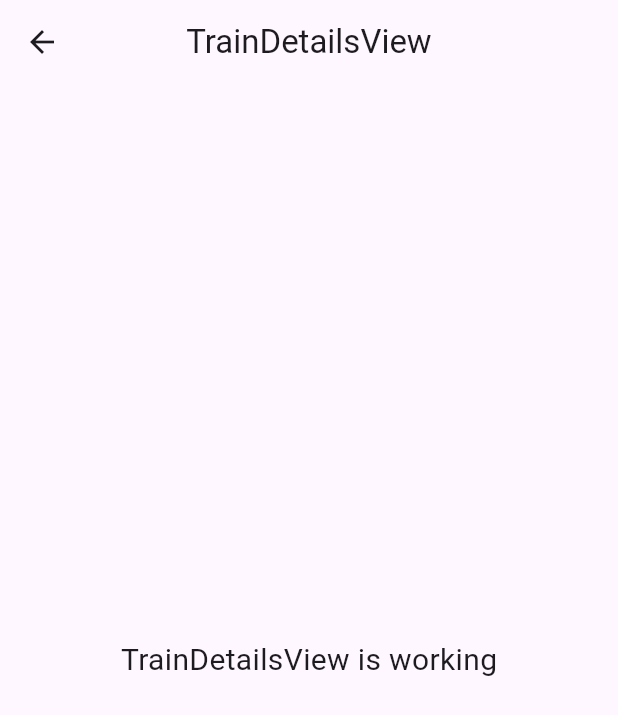
After one commit to mzahin01/tc, a Flutter app: the TrainDetailsView screen opened by its route, on a phone screen of 412 x 824 dp. The commit adds this screen. Shown: the top 715 px of the screen. Run offline on Flutter 3.47's test engine with Material 3 defaults, Android fonts, the phone set to English and light mode, and no system bars; our stand-ins replace cached_network_image, flutter_screenutil, flutter_svg, get, lottie.

Commit message:
added page, just work nowww

```diff
--- /dev/null
+++ b/lib/app/modules/train_details/controllers/train_details_controller.dart
@@ -0,0 +1,3 @@
+import 'package:get/get.dart';
+
+class TrainDetailsController extends GetxController {}
--- /dev/null
+++ b/lib/app/modules/train_details/views/train_details_view.dart
@@ -0,0 +1,24 @@
+import 'package:flutter/material.dart';
+
+import 'package:get/get.dart';
+
+import '../controllers/train_details_controller.dart';
+
+class TrainDetailsView extends GetView<TrainDetailsController> {
+  const TrainDetailsView({super.key});
+  @override
+  Widget build(BuildContext context) {
+    return Scaffold(
+      appBar: AppBar(
+        title: const Text('TrainDetailsView'),
+        centerTitle: true,
+      ),
+      body: const Center(
+        child: Text(
+          'TrainDetailsView is working',
+          style: TextStyle(fontSize: 20),
+        ),
+      ),
+    );
+  }
+}
--- a/lib/app/routes/app_pages.dart
+++ b/lib/app/routes/app_pages.dart
@@ -2,6 +2,8 @@ import 'package:get/get.dart';
 
 import '../modules/home/bindings/home_binding.dart';
 import '../modules/home/views/home_view.dart';
+import '../modules/train_details/bindings/train_details_binding.dart';
+import '../modules/train_details/views/train_details_view.dart';
 
 part 'app_routes.dart';
 
@@ -17,5 +19,10 @@ class AppPages {
       page: () => const HomeView(),
       binding: HomeBinding(),
     ),
+    GetPage(
+      name: _Paths.TRAIN_DETAILS,
+      page: () => const TrainDetailsView(),
+      binding: TrainDetailsBinding(),
+    ),
   ];
 }
--- a/lib/app/routes/app_routes.dart
+++ b/lib/app/routes/app_routes.dart
@@ -6,9 +6,11 @@ part of 'app_pages.dart';
 abstract class Routes {
   Routes._();
   static const HOME = _Paths.HOME;
+  static const TRAIN_DETAILS = _Paths.TRAIN_DETAILS;
 }
 
 abstract class _Paths {
   _Paths._();
   static const HOME = '/home';
+  static const TRAIN_DETAILS = '/train-details';
 }
```
Also changed, not shown: lib/app/modules/train_details/bindings/train_details_binding.dart (added, +12 -0 lines).
